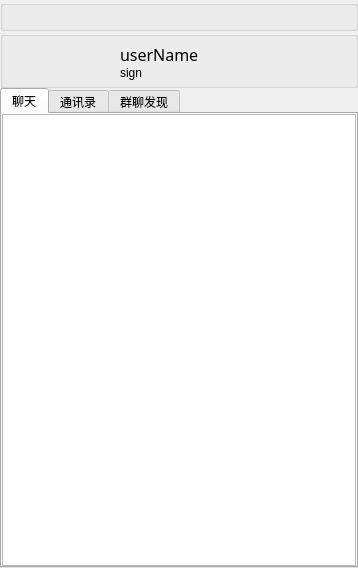
Above: TestProject/ui/main.ui from ChinSing00/ChatChat before the change. Below: the same form after it.
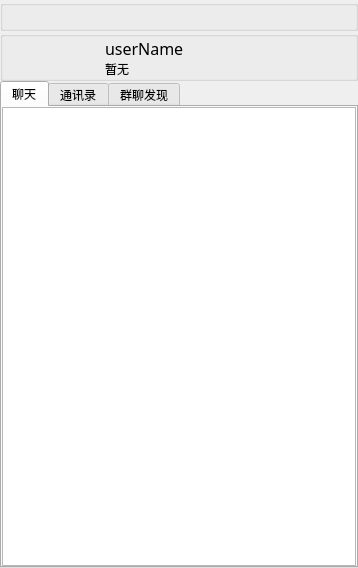
That is the form after the change. The open tabs and pages were chosen to show the change. Icons and pictures are not drawn.

```diff
--- a/TestProject/ui/main.ui
+++ b/TestProject/ui/main.ui
@@ -6,7 +6,7 @@
    <rect>
     <x>0</x>
     <y>0</y>
-    <width>314</width>
+    <width>294</width>
     <height>568</height>
    </rect>
   </property>
@@ -261,12 +261,12 @@
       <property name="flat">
        <bool>true</bool>
       </property>
-      <layout class="QHBoxLayout" name="horizontalLayout_3" stretch="5,1,12">
+      <layout class="QHBoxLayout" name="horizontalLayout_3" stretch="2,1,8">
        <property name="spacing">
         <number>0</number>
        </property>
        <property name="leftMargin">
-        <number>0</number>
+        <number>8</number>
        </property>
        <property name="topMargin">
         <number>0</number>
@@ -278,39 +278,12 @@
         <number>0</number>
        </property>
        <item>
-        <widget class="QToolButton" name="avatar">
-         <property name="sizePolicy">
-          <sizepolicy hsizetype="Minimum" vsizetype="Minimum">
-           <horstretch>0</horstretch>
-           <verstretch>0</verstretch>
-          </sizepolicy>
-         </property>
-         <property name="minimumSize">
-          <size>
-           <width>48</width>
-           <height>48</height>
-          </size>
-         </property>
-         <property name="styleSheet">
-          <string notr="true"/>
-         </property>
+        <widget class="QLabel" name="avatar">
          <property name="text">
           <string/>
          </property>
-         <property name="iconSize">
-          <size>
-           <width>48</width>
-           <height>48</height>
-          </size>
-         </property>
-         <property name="popupMode">
-          <enum>QToolButton::InstantPopup</enum>
-         </property>
-         <property name="autoRaise">
-          <bool>true</bool>
-         </property>
-         <property name="arrowType">
-          <enum>Qt::NoArrow</enum>
+         <property name="alignment">
+          <set>Qt::AlignCenter</set>
          </property>
         </widget>
        </item>
@@ -373,7 +346,7 @@
             <enum>QFrame::NoFrame</enum>
            </property>
            <property name="text">
-            <string>sign</string>
+            <string>暂无</string>
            </property>
           </widget>
          </item>
```
Left out of the diff: 2 changed lines with no effect on the pictures.
